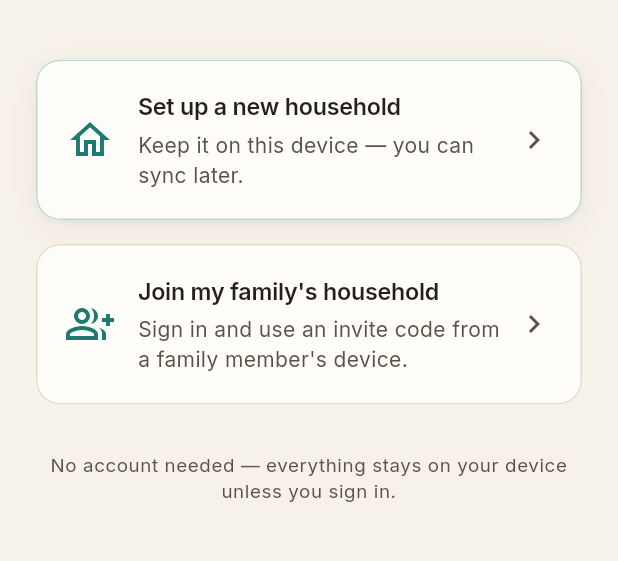
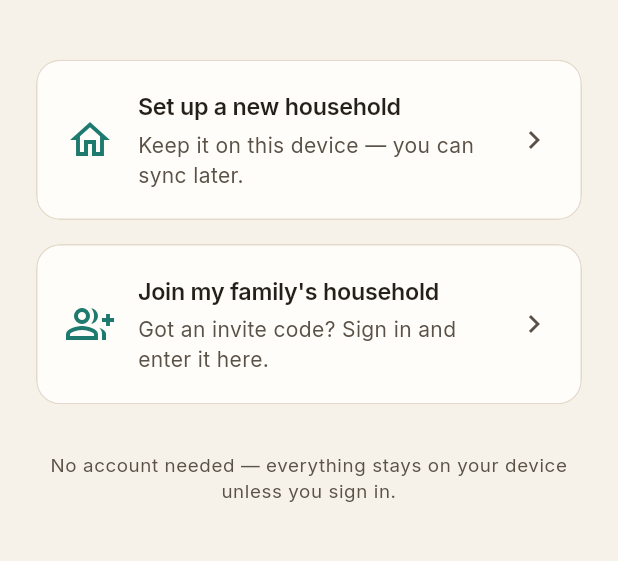
Before and after one commit to igorzamyslov/chore-app, a Flutter app: the screen it shows after launch, on a phone screen of 412 x 824 dp, the part 335-896 px from its top. Run offline on Flutter 3.47's test engine with Material 3 defaults, Android fonts, the phone set to English and light mode, and no system bars; our stand-ins replace clock, drift, drift_flutter, flutter_local_notifications, flutter_riverpod, package_info_plus and 4 more; accounts and stored records are empty; generated files the repository leaves out were written again.

Commit message:
feat(onboarding): symmetric welcome cards and a join subtitle for code holders

```diff
--- a/lib/features/onboarding/welcome_screen.dart
+++ b/lib/features/onboarding/welcome_screen.dart
@@ -211,7 +211,6 @@ class _WelcomeScreenState extends ConsumerState<WelcomeScreen> {
             icon: Icons.home_outlined,
             title: l10n.welcomeCreateTitle,
             subtitle: l10n.welcomeCreateSubtitle,
-            emphasized: true,
             onTap: () => setState(() => _creatingHousehold = true),
           ),
           if (joinEnabled) ...[
@@ -369,10 +368,10 @@ class _WelcomeScreenState extends ConsumerState<WelcomeScreen> {
 /// language (spec `docs/specs/design-language.md`) rather than bespoke
 /// chrome.
 ///
-/// [emphasized] makes this the raised, `primaryOutline`-bordered primary
-/// card (spec `docs/specs/theme-v2.md` §4.5: "create is a raised
-/// primaryOutline card"); otherwise it renders as the quiet secondary row
-/// the join option calls for.
+/// Both cards render identically -- same elevation, same outline (spec
+/// `docs/specs/onboarding-v2.md` §1, amendment 2026-10-06): a raised
+/// "create" card next to a quiet "join" row sent people who were holding an
+/// invite code into a solo household (persona review D1, Leon A1).
 class _WelcomeCard extends StatelessWidget {
   const _WelcomeCard({
     required this.id,
@@ -380,7 +379,6 @@ class _WelcomeCard extends StatelessWidget {
     required this.title,
     required this.subtitle,
     required this.onTap,
-    this.emphasized = false,
   });
 
   final String id;
@@ -388,16 +386,12 @@ class _WelcomeCard extends StatelessWidget {
   final String title;
   final String subtitle;
   final VoidCallback onTap;
-  final bool emphasized;
 
   @override
   Widget build(BuildContext context) {
     final theme = Theme.of(context);
-    final famdo = famdoColors(context);
     return DepthCard(
       margin: EdgeInsets.zero,
-      shadow: emphasized,
-      borderColor: emphasized ? famdo.primaryOutline : null,
       child: semantic(
         id,
         child: InkWell(
--- a/lib/l10n/app_de.arb
+++ b/lib/l10n/app_de.arb
@@ -85,7 +85,7 @@
   "welcomeCreateConfirm": "Los geht's",
   "welcomeCreateError": "Beim Einrichten deines Haushalts ist etwas schiefgelaufen. Versuch es noch mal.",
   "welcomeJoinTitle": "Dem Haushalt meiner Familie beitreten",
-  "welcomeJoinSubtitle": "Melde dich an und nutze einen Einladungscode vom Gerät eines Familienmitglieds.",
+  "welcomeJoinSubtitle": "Hast du einen Einladungscode? Melde dich an und gib ihn hier ein.",
   "welcomeJoinReconnectSubtitle": "Dieses Gerät ist noch nicht damit verbunden.",
   "welcomeOffline": "Kein Konto nötig — alles bleibt auf deinem Gerät, außer du meldest dich an.",
 
--- a/lib/l10n/app_en.arb
+++ b/lib/l10n/app_en.arb
@@ -369,9 +369,9 @@
   "@welcomeJoinTitle": {
     "description": "Title of the welcome screen's secondary card (id welcome.join), and the app bar title of the welcome-join subpage it opens. Hidden entirely when Supabase isn't configured (offline/F-Droid builds, tests)."
   },
-  "welcomeJoinSubtitle": "Sign in and use an invite code from a family member's device.",
+  "welcomeJoinSubtitle": "Got an invite code? Sign in and enter it here.",
   "@welcomeJoinSubtitle": {
-    "description": "Subtitle of the welcome screen's secondary join card."
+    "description": "Subtitle of the welcome screen's join card (id welcome.join). Speaks to the person already holding a code (persona review 2026-10-06 D1, Leon A1): the old 'from a family member's device' wording read as a step for someone else, so joiners set up a solo household instead."
   },
   "welcomeJoinReconnectSubtitle": "This device isn't connected to it yet.",
   "@welcomeJoinReconnectSubtitle": {
--- a/lib/l10n/app_localizations_de.dart
+++ b/lib/l10n/app_localizations_de.dart
@@ -302,7 +302,7 @@ class AppLocalizationsDe extends AppLocalizations {
 
   @override
   String get welcomeJoinSubtitle =>
-      'Melde dich an und nutze einen Einladungscode vom Gerät eines Familienmitglieds.';
+      'Hast du einen Einladungscode? Melde dich an und gib ihn hier ein.';
 
   @override
   String get welcomeJoinReconnectSubtitle =>
--- a/lib/l10n/app_localizations_en.dart
+++ b/lib/l10n/app_localizations_en.dart
@@ -299,7 +299,7 @@ class AppLocalizationsEn extends AppLocalizations {
 
   @override
   String get welcomeJoinSubtitle =>
-      'Sign in and use an invite code from a family member\'s device.';
+      'Got an invite code? Sign in and enter it here.';
 
   @override
   String get welcomeJoinReconnectSubtitle =>
```
Also changed, not shown: lib/l10n/app_localizations.dart (+4 -4 lines), 2 other files.
